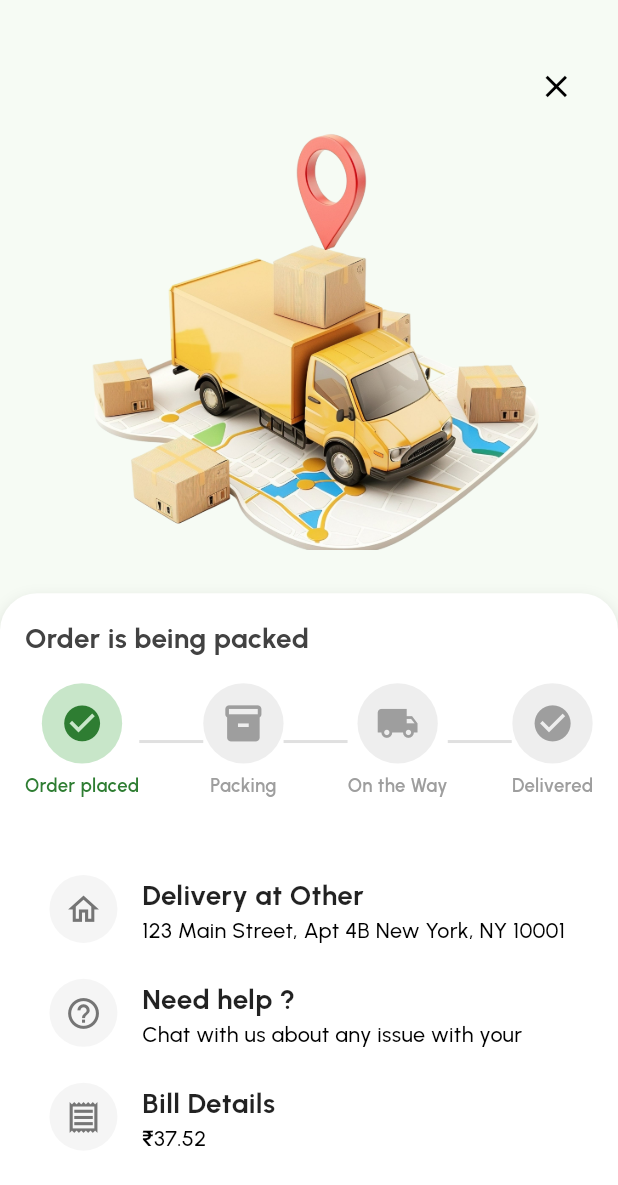
After one commit to YashiOS/curee_it_user, a Flutter app: the OrderTrackingScreen screen opened directly, on a phone screen of 412 x 824 dp. The commit adds this screen. Shown: the top 1185 px of the screen. Run offline on Flutter 3.47's test engine with Material 3 defaults, Android fonts, the phone set to English and light mode, and no system bars; our stand-ins replace fluttertoast, geolocator, google_maps_flutter, lottie, shared_preferences; missing offline and left inert: razorpay_flutter; accounts and stored records are empty; network calls fail.

Commit message:
orderTrackingScreenDone

```diff
--- a/lib/cards/order_card.dart
+++ b/lib/cards/order_card.dart
@@ -36,7 +36,7 @@ class OrderCard extends StatelessWidget {
   @override
   Widget build(BuildContext context) {
     String orderStatus = orderData['currentStatus'];
-    String purchaseDate = orderData['purchaseDate'];
+    String purchaseDate = orderData['createdAt'];
     double shippingCost = double.parse(orderData['totalAmount']);
     List orderItems = orderData['orderItems'];
 
--- a/lib/main.dart
+++ b/lib/main.dart
@@ -1,7 +1,11 @@
 import 'package:cureeit_user_app/screens/base_screen.dart';
+import 'package:cureeit_user_app/screens/order_tracking_screen.dart';
 import 'package:flutter/material.dart';
+import 'dart:io' show Platform;
+
 
 void main() {
+
   runApp(const MyApp());
 }
 
--- a/lib/screens/Order_SuccessScreen.dart
+++ b/lib/screens/Order_SuccessScreen.dart
@@ -1,4 +1,5 @@
 import 'package:cureeit_user_app/screens/cart_screen.dart';
+import 'package:cureeit_user_app/screens/order_tracking_screen.dart';
 import 'package:cureeit_user_app/utils/theme.dart';
 import 'package:flutter/material.dart';
 import 'package:lottie/lottie.dart';
@@ -12,8 +13,8 @@ class _OrderSuccessScreenState extends State<OrderSuccessScreen> {
   @override
   void initState() {
     super.initState();
-   Future.delayed(Duration(seconds: 2), () {
-      Navigator.pop(context, true);
+   Future.delayed(Duration(seconds: 4), () {
+      Navigator.of(context).pushReplacement(MaterialPageRoute(builder: (context)=>OrderTrackingScreen(NavigatingFrom: "Order_SuccessScreen",)));
     });
   }
 
--- /dev/null
+++ b/lib/screens/order_tracking_screen.dart
@@ -0,0 +1,581 @@
+import 'package:cureeit_user_app/screens/base_screen.dart';
+import 'package:flutter/material.dart';
+
+class OrderTrackingScreen extends StatefulWidget {
+   OrderTrackingScreen({super.key,required this.NavigatingFrom});
+   final String NavigatingFrom;
+  @override
+  State<OrderTrackingScreen> createState() => _OrderTrackingScreenState();
+}
+
+class _OrderTrackingScreenState extends State<OrderTrackingScreen> {
+  @override
+ void initState(){
+   super.initState();
+   if(widget.NavigatingFrom=="Order_SuccessScreen"){
+    Future.delayed(Duration(seconds: 4),(){
+      Navigator.of(context).pushReplacement(MaterialPageRoute(builder: (context)=>BaseScreen()));
+    });
+
+   }
+  }
+
+  Widget MedicineCard(
+      {required String Imgurl,
+      required String MedicineName,
+      required int quantities,
+      required double price}) {
+    final size = MediaQuery.of(context).size;
+    final width = size.width;
+    final height = size.height;
+    return Container(
+      margin: EdgeInsets.symmetric(vertical: height * 0.01),
+      padding: EdgeInsets.all(width * 0.03),
+      decoration: BoxDecoration(
+        color: Colors.grey.shade100,
+        borderRadius: BorderRadius.circular(width * 0.04),
+      ),
+      child: Row(
+        children: [
+          ClipRRect(
+            borderRadius: BorderRadius.circular(width * 0.02),
+            child: Image.asset(
+              Imgurl, // Change path as needed
+              width: width * 0.15,
+              height: width * 0.15,
+              fit: BoxFit.cover,
+            ),
+          ),
+          SizedBox(width: width * 0.04),
+          Expanded(
+            child: Column(
+              crossAxisAlignment: CrossAxisAlignment.start,
+              children: [
+                Text(
+                  MedicineName,
+                  style: TextStyle(
+                    fontSize: width * 0.04,
+                    fontWeight: FontWeight.w600,
+                    fontFamily: "Urbanist",
+                  ),
+                ),
+                SizedBox(height: height * 0.005),
+                Text(
+                  "$quantities x ₹$price",
+                  style: TextStyle(
+                    fontSize: width * 0.035,
+                    color: Colors.grey.shade600,
+                  ),
+                ),
+              ],
+            ),
+          ),
+          Text(
+            "₹${quantities * price}",
+            style: TextStyle(
+              fontSize: width * 0.04,
+              fontWeight: FontWeight.bold,
+            ),
+          ),
+        ],
+      ),
+    );
+  }
+
+  void showOrderSummaryBottomSheet() {
+    final size = MediaQuery.of(context).size;
+    final width = size.width;
+    final height = size.height;
+
+    showModalBottomSheet(
+      context: context,
+      isScrollControlled: true,
+      backgroundColor: Colors.white,
+      shape: RoundedRectangleBorder(
+        borderRadius: BorderRadius.vertical(top: Radius.circular(width * 0.06)),
+      ),
+      builder: (context) {
+        return Padding(
+          padding: EdgeInsets.only(
+            bottom: MediaQuery.of(context).viewInsets.bottom,
+            left: width * 0.04,
+            right: width * 0.04,
+            top: height * 0.015,
+          ),
+          child: Column(
+            mainAxisSize: MainAxisSize.min,
+            children: [
+              Container(
+                width: width * 0.15,
+                height: height * 0.006,
+                decoration: BoxDecoration(
+                  color: Colors.grey.shade400,
+                  borderRadius: BorderRadius.circular(width * 0.02),
+                ),
+              ),
+              SizedBox(height: height * 0.015),
+              Row(
+                mainAxisAlignment: MainAxisAlignment.spaceBetween,
+                children: [
+                  Text(
+                    "Order #3956",
+                    style: TextStyle(
+                      fontWeight: FontWeight.bold,
+                      fontSize: width * 0.045,
+                      fontFamily: "Urbanist",
+                    ),
+                  ),
+                  IconButton(
+                    icon: Icon(Icons.close, size: width * 0.06),
+                    onPressed: () => Navigator.pop(context),
+                  ),
+                ],
+              ),
+              SizedBox(height: height * 0.005),
+              Row(
+                children: [
+                  Text(
+                    "10/4",
+                    style: TextStyle(fontSize: width * 0.035),
+                  ),
+                  Text(" • "),
+                  Text(
+                    "1:35 PM",
+                    style: TextStyle(fontSize: width * 0.035),
+                  ),
+                  Text(" • "),
+                  Text(
+                    "1 item",
+                    style: TextStyle(fontSize: width * 0.035),
+                  ),
+                  Text(" • "),
+                  Text(
+                    "₹28",
+                    style: TextStyle(fontSize: width * 0.035),
+                  ),
+                ],
+              ),
+              Divider(
+                color: Colors.grey.shade300,
+                thickness: 1,
+                height: height * 0.035,
+              ),
+
+              // Item Card
+              MedicineCard(
+                  Imgurl: "lib/images/capsule_image.png",
+                  MedicineName: "Capule 450MG",
+                  price: 30.5,
+                  quantities: 2),
+
+              SizedBox(height: height * 0.015),
+              Align(
+                alignment: Alignment.centerLeft,
+                child: Text(
+                  "Bill Details",
+                  style: TextStyle(
+                    fontWeight: FontWeight.bold,
+                    fontSize: width * 0.045,
+                    fontFamily: "Urbanist",
+                  ),
+                ),
+              ),
+              Divider(
+                color: Colors.grey.shade300,
+                thickness: 1,
+                height: height * 0.035,
+              ),
+              SizedBox(height: height * 0.01),
+
+              Padding(
+                padding: const EdgeInsets.all(8.0),
+                child: Row(
+                  mainAxisAlignment: MainAxisAlignment.spaceBetween,
+                  children: [
+                    Expanded(
+                      child: Row(
+                        children: [
+                          Icon(Icons.currency_rupee),
+                          Text(
+                            " Item total",
+                            style: TextStyle(
+                              fontSize: width * 0.04,
+                              fontWeight: FontWeight.normal,
+                              fontFamily: "Urbanist",
+                            ),
+                          ),
+                        ],
+                      ),
+                    ),
+                    Text(
+                      "₹ 28",
+                      style: TextStyle(
+                        fontSize: width * 0.04,
+                        fontWeight: FontWeight.bold,
+                        fontFamily: "Urbanist",
+                      ),
+                    ),
+                  ],
+                ),
+              ),
+              Padding(
+                padding: const EdgeInsets.all(8.0),
+                child: Row(
+                  mainAxisAlignment: MainAxisAlignment.spaceBetween,
+                  children: [
+                    Expanded(
+                      child: Row(
+                        children: [
+                          Icon(Icons.shopping_bag_outlined),
+                          Text(
+                            " Handling charges ",
+                            style: TextStyle(
+                              fontSize: width * 0.04,
+                              fontWeight: FontWeight.normal,
+                              fontFamily: "Urbanist",
+                            ),
+                          ),
+                        ],
+                      ),
+                    ),
+                    Text(
+                      "₹8",
+                      style: TextStyle(
+                        fontSize: width * 0.04,
+                        fontFamily: "Urbanist",
+                      ),
+                    ),
+                  ],
+                ),
+              ),
+              Padding(
+                padding: const EdgeInsets.all(8.0),
+                child: Row(
+                  mainAxisAlignment: MainAxisAlignment.spaceBetween,
+                  children: [
+                    Expanded(
+                      child: Row(
+                        children: [
+                          Icon(Icons.shopping_cart_outlined),
+                          Text(
+                            " Delivery charge (Inc taxes)",
+                            style: TextStyle(
+                              fontSize: width * 0.04,
+                              fontWeight: FontWeight.normal,
+                              fontFamily: "Urbanist",
+                            ),
+                          ),
+                        ],
+                      ),
+                    ),
+                    Text(
+                      "₹ 1",
+                      style: TextStyle(
+                        fontSize: width * 0.04,
+                        fontFamily: "Urbanist",
+                      ),
+                    ),
+                  ],
+                ),
+              ),
+              Divider(
+                color: Colors.grey.shade300,
+                thickness: 1,
+                height: height * 0.035,
+              ),
+              SizedBox(height: height * 0.01),
+              Padding(
+                padding: const EdgeInsets.fromLTRB(0,2,8,40),
+                child: Row(mainAxisAlignment: MainAxisAlignment.spaceBetween,
+                  children: [
+                    Text(
+                    "Grand total",
+                    style: TextStyle(
+                      fontWeight: FontWeight.bold,
+                      fontSize: width * 0.050,
+                      fontFamily: "Urbanist",
+                    ),
+                  ),
+                  Row(
+                    children: [
+                      Icon(Icons.currency_rupee),
+                      Text(
+                        "37.5",
+                        style: TextStyle(
+                          fontWeight: FontWeight.bold,
+                          fontSize: width * 0.050,
+                          fontFamily: "Urbanist",
+                        ),
+                      ),
+                    ],
+                  ),
+                  ],
+                ),
+              )
+            ],
+          ),
+        );
+      },
+    );
+  }
+
+  Widget OrderDetail({
+    required IconData icon,
+    required String title,
+    required String subtitle,
+    required double width,
+  }) {
+    return Row(
+      crossAxisAlignment: CrossAxisAlignment.start,
+      children: [
+        Container(
+          padding: EdgeInsets.all(width * 0.025),
+          decoration: BoxDecoration(
+            color: Colors.grey.shade100,
+            shape: BoxShape.circle,
+          ),
+          child: Icon(
+            icon,
+            size: width * 0.06,
+            color: Colors.grey.shade600,
+          ),
+        ),
+        SizedBox(width: width * 0.04),
+        Expanded(
+          child: Column(
+            crossAxisAlignment: CrossAxisAlignment.start,
+            children: [
+              Text(
+                title,
+                style: TextStyle(
+                  fontSize: width * 0.045,
+                  fontWeight: FontWeight.bold,
+                  color: Colors.black87,
+                  fontFamily: "Urbanist",
+                ),
+              ),
+              Text(
+                subtitle,
+                maxLines: 1,
+                style: TextStyle(
+                  fontSize: width * 0.035,
+                  fontWeight: FontWeight.w500,
+                  color: Colors.black,
+                  fontFamily: "Urbanist",
+                ),
+              ),
+            ],
+          ),
+        ),
+      ],
+    );
+  }
+
+  Widget DeliveryStatus({
+    required IconData icon,
+    required String label,
+    required Color color,
+    required double size,
+    bool isInactive = false,
+  }) {
+    final iconColor = isInactive
+        ? Colors.grey.shade500
+        : (color is MaterialColor ? color.shade800 : color);
+    final bgColor = isInactive
+        ? Colors.grey.shade200
+        : (color is MaterialColor ? color.shade100 : color.withOpacity(0.2));
+
+    return Column(
+      children: [
+        Container(
+          padding: EdgeInsets.all(size * 0.03),
+          decoration: BoxDecoration(
+            color: bgColor,
+            shape: BoxShape.circle,
+          ),
+          child: Icon(
+            icon,
+            color: iconColor,
+            size: size * 0.07,
+          ),
+        ),
+        SizedBox(height: size * 0.015),
+        Text(
+          label,
+          style: TextStyle(
+            fontWeight: FontWeight.w600,
+            color: iconColor,
+            fontFamily: "Urbanist",
+            fontSize: size * 0.03,
+          ),
+        ),
+      ],
+    );
+  }
+
+  @override
+  Widget build(BuildContext context) {
+    final size = MediaQuery.of(context).size;
+    final width = size.width;
+    final height = size.height;
+
+    return Scaffold(
+      body: Column(
+        children: [
+          SizedBox(height: height * 0.02),
+          Container(
+            margin: EdgeInsets.all(width * 0.04),
+            padding: EdgeInsets.all(width * 0.03),
+            child: Column(
+              crossAxisAlignment: CrossAxisAlignment.stretch,
+              children: [
+                Align(
+                  alignment: Alignment.topRight,
+                  child: GestureDetector(
+                    onTap: () {
+                      Navigator.of(context).pushReplacement(MaterialPageRoute(builder: (context)=>BaseScreen()));
+                      print("Close tapped");
+                    },
+                    child: Icon(
+                      Icons.close,
+                      color: Colors.black,
+                      size: width * 0.06,
+                    ),
+                  ),
+                ),
+                SizedBox(height: height * 0.01),
+                ClipRRect(
+                  child: Image.asset(
+                    'lib/images/OrderTracking.png',
+                    fit: BoxFit.cover,
+                    width: double.infinity,
+                    height: height * 0.35,
+                  ),
+                ),
+              ],
+            ),
+          ),
+          Expanded(
+            child: Container(
+              padding: EdgeInsets.all(width * 0.04),
+              decoration: BoxDecoration(
+                color: Colors.white,
+                borderRadius:
+                    BorderRadius.vertical(top: Radius.circular(width * 0.06)),
+                boxShadow: [
+                  BoxShadow(
+                    color: Colors.black12,
+                    blurRadius: width * 0.02,
+                    offset: Offset(0, width * 0.01),
+                  ),
+                ],
+              ),
+              child: Column(
+                crossAxisAlignment: CrossAxisAlignment.start,
+                children: [
+                  Text(
+                    "Order is being packed",
+                    style: TextStyle(
+                      fontSize: width * 0.045,
+                      fontWeight: FontWeight.bold,
+                      color: Colors.grey.shade800,
+                      fontFamily: "Urbanist",
+                    ),
+                  ),
+                  SizedBox(height: height * 0.02),
+                  Row(
+                    mainAxisAlignment: MainAxisAlignment.spaceAround,
+                    children: [
+                      DeliveryStatus(
+                        icon: Icons.check_circle,
+                        label: "Order placed",
+                        color: Colors.green,
+                        size: width,
+                        isInactive: false,
+                      ),
+                      Expanded(
+                        child: Divider(
+                          thickness: 2,
+                          color: Colors.grey.shade300,
+                        ),
+                      ),
+                      DeliveryStatus(
+                        icon: Icons.inventory_2,
+                        label: "Packing",
+                        color: Colors.orange,
+                        size: width,
+                        isInactive: true,
+                      ),
+                      Expanded(
+                        child: Divider(
+                          thickness: 2,
+                          color: Colors.grey.shade300,
+                        ),
+                      ),
+                      DeliveryStatus(
+                        icon: Icons.local_shipping,
+                        label: "On the Way",
+                        color: Colors.blue,
+                        size: width,
+                        isInactive: true,
+                      ),
+                      Expanded(
+                        child: Divider(
+                          thickness: 2,
+                          color: Colors.grey.shade300,
+                        ),
+                      ),
+                      DeliveryStatus(
+                        icon: Icons.check_circle,
+                        label: "Delivered",
+                        color: Colors.green,
+                        size: width,
+                        isInactive: true,
+                      ),
+                    ],
+                  ),
+                  SizedBox(height: height * 0.015),
+                  Expanded(
+                    child: Container(
+                      padding: EdgeInsets.all(width * 0.04),
+                      child: Column(
+                        mainAxisAlignment: MainAxisAlignment.spaceEvenly,
+                        children: [
+                          OrderDetail(
+                            icon: Icons.home_outlined,
+                            title: "Delivery at Other",
+                            subtitle:
+                                "123 Main Street, Apt 4B New York, NY 10001",
+                            width: width,
+                          ),
+                          OrderDetail(
+                            icon: Icons.help_outline,
+                            title: "Need help ?",
+                            subtitle:
+                                "Chat with us about any issue with your order",
+                            width: width,
+                          ),
+                          GestureDetector(
+                            onTap: () {
+                              showOrderSummaryBottomSheet();
+                            },
+                            child: OrderDetail(
+                              icon: Icons.receipt_outlined,
+                              title: "Bill Details",
+                              subtitle: "₹37.52",
+                              width: width,
+                            ),
+                          ),
+                        ],
+                      ),
+                    ),
+                  )
+                ],
+              ),
+            ),
+          ),
+        ],
+      ),
+    );
+  }
+}
--- a/lib/screens/orders_screen.dart
+++ b/lib/screens/orders_screen.dart
@@ -16,9 +16,10 @@ class _OrdersScreenState extends State<OrdersScreen> {
   bool isLoading = true;
 
   Future<void> fetchOrderHistory() async {
+    print("fetching order history");
     var url = Uri.parse(
         'http://ec2-13-60-8-94.eu-north-1.compute.amazonaws.com:3000/order/orderHistory');
-    var request = http.Request('GET', url)
+    var request =  http.Request('GET', url)
       ..headers.addAll({
         'Content-Type': 'application/json',
       })
@@ -37,11 +38,18 @@ class _OrdersScreenState extends State<OrdersScreen> {
     } else {
       throw Exception('Failed to load order history');
     }
+    print("first order");
+    print(orders[0]);
+    print("2ND order");
+    print(orders[1]);
+    print("total in history");
+    print(orders.length);
   }
 
   @override
   void initState() {
     super.initState();
+    print("intistate");
     fetchOrderHistory();
   }
 
```
Also changed, not shown: lib/images/OrderTracking.png (added).
